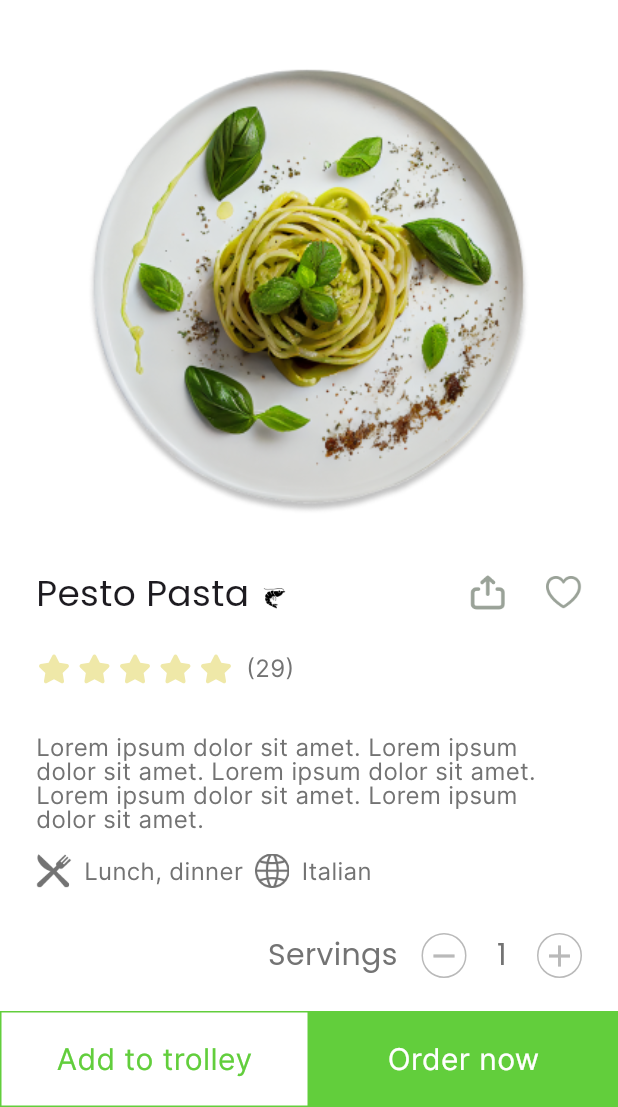
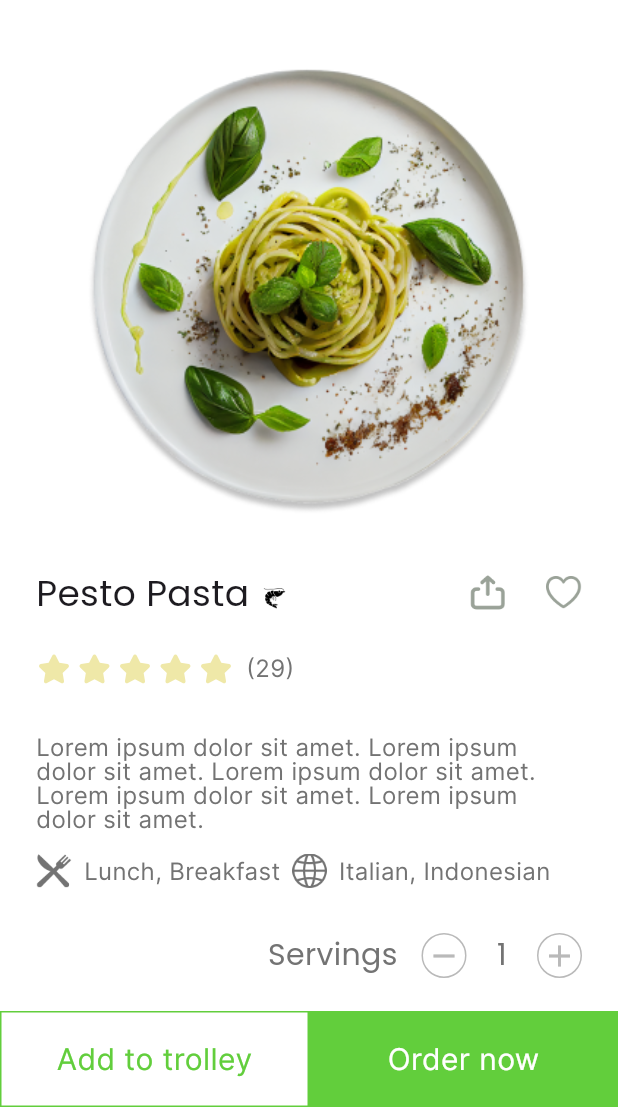
Before and after one commit to MargarethaNaibaho/freshly-dropped-mobile, a Flutter app: the screen it shows after launch, item 3 of the bottom bar chosen, after a tap on "Pesto Pasta", on a phone screen of 412 x 824 dp, the part 129-1236 px from its top. Run offline on Flutter 3.47's test engine with Material 3 defaults, Android fonts, the phone set to English and light mode, and no system bars; our stand-ins replace fluentui_icons, flutter_svg.

Commit message:
done making model for individual_recipe, home, and recipes screen

```diff
--- a/lib/base/botton_nav.dart
+++ b/lib/base/botton_nav.dart
@@ -1,4 +1,3 @@
-import 'package:fluentui_icons/fluentui_icons.dart';
 import 'package:flutter/material.dart';
 import 'package:flutter_svg/svg.dart';
 import 'package:freshy_food/styles/colors.dart';
--- /dev/null
+++ b/lib/modoels/recipe_detail_model.dart
@@ -0,0 +1,116 @@
+class RecipeDetailModel {
+  final int id;
+  final String name;
+  final int countUserStar;
+  final String urlImageThumbnail;
+  final String urlImageDetail;
+  final String description;
+  final List<String> countries;
+  final List<String> mealType;
+  final List<String> ingredients;
+  final List<String> nutritions;
+  final int calories;
+  final double rating;
+
+  RecipeDetailModel({
+    required this.id,
+    required this.name,
+    required this.countUserStar,
+    required this.urlImageThumbnail,
+    required this.urlImageDetail,
+    required this.description,
+    required this.countries,
+    required this.mealType,
+    required this.ingredients,
+    required this.nutritions,
+    required this.calories,
+    required this.rating
+  });
+
+  static List<RecipeDetailModel> recipes = [
+    RecipeDetailModel(
+      id: 1,
+      name: 'Pesto Pasta',
+      countUserStar: 29,
+      urlImageThumbnail: "assets/images/pesto_pasta.png",
+      urlImageDetail: "assets/images/pesto_pasta_detail.png",
+      description: "Lorem ipsum dolor sit amet. Lorem ipsum dolor sit amet. Lorem ipsum dolor sit amet. Lorem ipsum dolor sit amet. Lorem ipsum dolor sit amet.",
+      countries: ['Italian', 'Indonesian'],
+      mealType: ['Lunch', 'Breakfast'],
+      ingredients: ['100g spaghetti', '1 pinch of salt'],
+      nutritions: ['Fat', 'Protein', 'Vitamin A', 'Fiber'],
+      calories: 150,
+      rating: 4
+    ),
+    RecipeDetailModel(
+      id: 2,
+      name: 'Lobster Bisque',
+      countUserStar: 36,
+      urlImageThumbnail: "assets/images/lobster_bisque.png",
+      urlImageDetail: "assets/images/lobster_bisque.png",
+      description: "Lorem ipsum dolor sit amet. Lorem ipsum dolor sit amet. Lorem ipsum dolor sit amet. Lorem ipsum dolor sit amet. Lorem ipsum dolor sit amet.",
+      countries: ['Malaysian', 'Indonesian'],
+      mealType: ['Dinner'],
+      ingredients: ['100g spaghetti', '1 pinch of salt'],
+      nutritions: ['Fat', 'Protein', 'Vitamin A', 'Fiber'],
+      calories: 200,
+      rating: 4
+    ),
+    RecipeDetailModel(
+      id: 3,
+      name: 'Veggie Pizza',
+      countUserStar: 29,
+      urlImageThumbnail: "assets/images/veggie_pizza.png",
+      urlImageDetail: "assets/images/veggie_pizza.png",
+      description: "Lorem ipsum dolor sit amet. Lorem ipsum dolor sit amet. Lorem ipsum dolor sit amet. Lorem ipsum dolor sit amet. Lorem ipsum dolor sit amet.",
+      countries: ['UK', 'Indonesian'],
+      mealType: ['Lunch', 'Dinner', 'Brunch'],
+      ingredients: ['100g spaghetti', '1 pinch of salt'],
+      nutritions: ['Fat', 'Protein', 'Vitamin A', 'Fiber'],
+      calories: 300,
+      rating: 4
+    ),
+    RecipeDetailModel(
+      id: 4,
+      name: 'Chocolate Muffin',
+      countUserStar: 26,
+      urlImageThumbnail: "assets/images/chocolate_muffin.png",
+      urlImageDetail: "assets/images/chocolate_muffin.png",
+      description: "Lorem ipsum dolor sit amet. Lorem ipsum dolor sit amet. Lorem ipsum dolor sit amet. Lorem ipsum dolor sit amet. Lorem ipsum dolor sit amet.",
+      countries: ['American', 'Indonesian'],
+      mealType: ['Breakfast'],
+      ingredients: ['100g spaghetti', '1 pinch of salt'],
+      nutritions: ['Fat', 'Protein', 'Vitamin A', 'Fiber'],
+      calories: 250,
+      rating: 4
+    ),
+    RecipeDetailModel(
+      id: 5,
+      name: 'Capresse Salad',
+      countUserStar: 29,
+      urlImageThumbnail: "assets/images/caprese_salad.png",
+      urlImageDetail: "assets/images/caprese_salad.png",
+      description: "Lorem ipsum dolor sit amet. Lorem ipsum dolor sit amet. Lorem ipsum dolor sit amet. Lorem ipsum dolor sit amet. Lorem ipsum dolor sit amet.",
+      countries: ['Sweden', 'Indonesian'],
+      mealType: ['Lunch', 'Dinner'],
+      ingredients: ['100g spaghetti', '1 pinch of salt'],
+      nutritions: ['Fat', 'Protein', 'Vitamin A', 'Fiber'],
+      calories: 50,
+      rating: 4
+    ),
+    RecipeDetailModel(
+      id: 6,
+      name: 'Pomodoro Pasta',
+      countUserStar: 39,
+      urlImageThumbnail: "assets/images/pesto_pasta_detail.png",
+      urlImageDetail: "assets/images/pesto_pasta_detail.png",
+      description: "Lorem ipsum dolor sit amet. Lorem ipsum dolor sit amet. Lorem ipsum dolor sit amet. Lorem ipsum dolor sit amet. Lorem ipsum dolor sit amet.",
+      countries: ['French', 'Indonesian'],
+      mealType: ['Lunch'],
+      ingredients: ['100g spaghetti', '1 pinch of salt'],
+      nutritions: ['Fat', 'Protein', 'Vitamin A', 'Fiber'],
+      calories: 100,
+      rating: 4
+    ),
+  ];
+}
--- a/lib/screens/recipes/individual_recipes_screen.dart
+++ b/lib/screens/recipes/individual_recipes_screen.dart
@@ -1,13 +1,14 @@
 import 'package:fluentui_icons/fluentui_icons.dart';
 import 'package:flutter/material.dart';
+import 'package:freshy_food/modoels/recipe_detail_model.dart';
 import 'package:freshy_food/styles/colors.dart';
 import 'package:freshy_food/styles/path/image_path.dart';
 import 'package:freshy_food/styles/text_styles.dart';
 import 'package:freshy_food/widgets/app_bar_green.dart';
 
 class IndividualRecipesScreen extends StatefulWidget {
-  const IndividualRecipesScreen({super.key, required this.recipe});
-  final Map<String, dynamic> recipe;
+  const IndividualRecipesScreen({super.key, required this.id});
+  final int id;
 
   @override
   State<IndividualRecipesScreen> createState() => _IndividualRecipesScreenState();
@@ -17,6 +18,12 @@ class _IndividualRecipesScreenState extends State<IndividualRecipesScreen> {
   final FocusNode focusNode = FocusNode();
   int _counter = 1;
   bool _isChecked = false;
+
+  late RecipeDetailModel recipe;
+  String nutritionsText = '';
+  String recipeName = '';
+  String countriesText = '';
+  String mealTypesText = '';
 
   void _incrementCounter(){
     setState(() {
@@ -30,6 +37,24 @@ class _IndividualRecipesScreenState extends State<IndividualRecipesScreen> {
         _counter--;
       }
     });
+  }
+
+  @override
+  void initState() {
+    super.initState();
+    recipe = RecipeDetailModel.recipes.firstWhere((r) => r.id == widget.id);
+
+    nutritionsText = recipe.nutritions.join(', ');
+    countriesText = recipe.countries.join(', ');
+    mealTypesText = recipe.mealType.join(', ');
+
+    if(nutritionsText.length > 20){
+      nutritionsText = '${nutritionsText.substring(0, 20)}...';
+    }
+
+    if(recipe.name.length > 20){
+      recipeName = '${recipe.name.substring(0, 20)}...';
+    }
   }
 
   @override
@@ -57,7 +82,7 @@ class _IndividualRecipesScreenState extends State<IndividualRecipesScreen> {
               crossAxisAlignment: CrossAxisAlignment.start,
               children: [
                 const SizedBox(height: 32,),
-                Center(child: Image(image: AssetImage(widget.recipe['imageDetailPath']), height: 334,)),
+                Center(child: Image(image: AssetImage(recipe.urlImageDetail), height: 334,)),
                 const SizedBox(height: 12,),
                 Row(
                   mainAxisAlignment: MainAxisAlignment.spaceBetween,
@@ -65,7 +90,7 @@ class _IndividualRecipesScreenState extends State<IndividualRecipesScreen> {
                     Row(
                       crossAxisAlignment: CrossAxisAlignment.end,
                       children: [
-                        Text(widget.recipe['name'], style: TextStyles.titleStyle1,),
+                        Text(recipe.name, style: TextStyles.titleStyle1,),
                         const SizedBox(width: 9,),
                         SizedBox(
                           height: 26,
@@ -102,11 +127,11 @@ class _IndividualRecipesScreenState extends State<IndividualRecipesScreen> {
                       ],
                     ),
                     const SizedBox(width: 8,),
-                    Text("(${widget.recipe['countUserStar']})", style: TextStyle(fontSize: 16, color: CustomColors.primaryGrey),)
+                    Text("(${recipe.countUserStar})", style: TextStyle(fontSize: 16, color: CustomColors.primaryGrey),)
                   ],
                 ),
                 const SizedBox(height: 32,),
-                Text("Lorem ipsum dolor sit amet. Lorem ipsum dolor sit amet. Lorem ipsum dolor sit amet. Lorem ipsum dolor sit amet. Lorem ipsum dolor sit amet.", style: TextStyles.descriptionStyle1),
+                Text(recipe.description, style: TextStyles.descriptionStyle1),
                 const SizedBox(height: 15,),
                 Row(
                   children: [
@@ -115,7 +140,7 @@ class _IndividualRecipesScreenState extends State<IndividualRecipesScreen> {
                       crossAxisAlignment: WrapCrossAlignment.center,
                       children: [
                         Image.asset(ImagePath.knifeFork, height: 23,),
-                        Text("Lunch, dinner", style: TextStyles.descriptionStyle1,),
+                        Text(mealTypesText, style: TextStyles.descriptionStyle1,),
                       ],
                     ),
                     const SizedBox(width: 8,),
@@ -124,7 +149,7 @@ class _IndividualRecipesScreenState extends State<IndividualRecipesScreen> {
                       crossAxisAlignment: WrapCrossAlignment.center,
                       children: [
                         Image.asset(ImagePath.globe, height: 23,),
-                        Text("Italian", style: TextStyles.descriptionStyle1,),
+                        Text(countriesText, style: TextStyles.descriptionStyle1,),
                       ],
                     ),
                   ],
@@ -196,12 +221,17 @@ class _IndividualRecipesScreenState extends State<IndividualRecipesScreen> {
                   ],
                 ),
                 const SizedBox(height: 10,),
+                Column(
+                  crossAxisAlignment: CrossAxisAlignment.start  ,
+                  children: [
+                    for(var ingredient in recipe.ingredients)
                       Row(
                         mainAxisSize: MainAxisSize.min,
                         mainAxisAlignment: MainAxisAlignment.start,
                         children: [
                           SizedBox(
                             width: 24,
+                            height: 30,
                             child: Checkbox(
                               value: _isChecked,
                               onChanged: (bool? newValue){
@@ -220,7 +250,9 @@ class _IndividualRecipesScreenState extends State<IndividualRecipesScreen> {
                           ),
                           Container(
                             padding: const EdgeInsets.only(left: 8),
-                      child: Text("100g spaghetti", style: TextStyles.descriptionStyle1,)),
+                            child: Text(ingredient, style: TextStyles.descriptionStyle1,)),
+                        ],
+                      ),
                   ],
                 ),
               ],
--- a/lib/screens/recipes_screen.dart
+++ b/lib/screens/recipes_screen.dart
@@ -1,5 +1,6 @@
 import 'package:flutter/material.dart';
 import 'package:freshy_food/base/botton_nav.dart';
+import 'package:freshy_food/modoels/recipe_overview_model.dart';
 import 'package:freshy_food/widgets/app_bar_green.dart';
 import 'package:freshy_food/widgets/single_card_half_recipe.dart';
 
@@ -12,36 +13,6 @@ class RecipesScreen extends StatefulWidget {
 
 class _RecipesScreenState extends State<RecipesScreen>{
   final FocusNode focusNode = FocusNode();
-
-  final List<Map<String, dynamic>> hottestRecipes = const [
-    {
-      'id': 1,
-      'name': 'Pesto Pasta',
-      'calories': 150,
-      'countUserStar': 29,
-      'ingredients': ['Wheat', 'Basil', 'Pine nuts', 'Cheese'],
-      'imagePath': "assets/images/pesto_pasta.png",
-      'imageDetailPath': "assets/images/pesto_pasta_detail.png"
-    },
-    {
-      'id': 2,
-      'name': 'Lorem Ipsum',
-      'calories': 150,
-      'countUserStar': 29,
-      'ingredients': ['Lorem', 'Ipsum', 'Dolor'],
-      'imagePath': "assets/images/pesto_pasta.png",
-      'imageDetailPath': "assets/images/pesto_pasta_detail.png",
-    },
-    {
-      'id': 3,
-      'name': 'Lorem Syay',
-      'calories': 150,
-      'countUserStar': 29,
-      'ingredients': ['Lorem', 'Ipsum', 'Dolor'],
-      'imagePath': "assets/images/pesto_pasta.png",
-      'imageDetailPath': "assets/images/pesto_pasta_detail.png"
-    },
-  ];
 
   @override
   void dispose(){
@@ -63,26 +34,34 @@ class _RecipesScreenState extends State<RecipesScreen>{
       body: ListView(
         padding: const EdgeInsets.symmetric(horizontal: 24, vertical: 32),
         children: [
-          Column(
-            crossAxisAlignment: CrossAxisAlignment.start,
+          Wrap(
+            spacing: 19,
+            runSpacing: 24,
             children: [
-              Row(
-                mainAxisAlignment: MainAxisAlignment.start,
-                children: [
-                  SingleCardHalfRecipe(hottestRecipe: hottestRecipes[0], isSvg: true,),
-                  const SizedBox(width: 19,),
-                  SingleCardHalfRecipe(hottestRecipe: hottestRecipes[1], isSvg: true,)
-                ],
-              ),
-              const SizedBox(height: 24,),
-              Row(
-                mainAxisAlignment: MainAxisAlignment.start,
-                children: [
-                  SingleCardHalfRecipe(hottestRecipe: hottestRecipes[0], isSvg: true,),
-                ],
-              ),
+              for(var recipe in RecipeOverviewModel.recipes)
+                SingleCardHalfRecipe(hottestRecipe: recipe, isSvg: true,),
             ],
           )
+          // Column(
+          //   crossAxisAlignment: CrossAxisAlignment.start,
+          //   children: [
+          //     Row(
+          //       mainAxisAlignment: MainAxisAlignment.start,
+          //       children: [
+          //         SingleCardHalfRecipe(hottestRecipe: hottestRecipes[0], isSvg: true,),
+          //         const SizedBox(width: 19,),
+          //         SingleCardHalfRecipe(hottestRecipe: hottestRecipes[1], isSvg: true,)
+          //       ],
+          //     ),
+          //     const SizedBox(height: 24,),
+          //     Row(
+          //       mainAxisAlignment: MainAxisAlignment.start,
+          //       children: [
+          //         SingleCardHalfRecipe(hottestRecipe: hottestRecipes[0], isSvg: true,),
+          //       ],
+          //     ),
+          //   ],
+          // )
         ],
       ),
     );
--- a/lib/widgets/single_card_half_recipe.dart
+++ b/lib/widgets/single_card_half_recipe.dart
@@ -1,23 +1,34 @@
 import 'package:fluentui_icons/fluentui_icons.dart';
 import 'package:flutter/material.dart';
+import 'package:freshy_food/modoels/recipe_overview_model.dart';
 import 'package:freshy_food/screens/recipes/individual_recipes_screen.dart';
 import 'package:freshy_food/styles/colors.dart';
 import 'package:freshy_food/styles/path/image_path.dart';
 
 class SingleCardHalfRecipe extends StatelessWidget {
   const SingleCardHalfRecipe({super.key, required this.hottestRecipe, this.isSvg = false});
-  final Map<String, dynamic> hottestRecipe;
+  final RecipeOverviewModel hottestRecipe;
   final bool isSvg;
 
   @override
   Widget build(BuildContext context) {
     double widthForCard = MediaQuery.of(context).size.width / 2 - 36;
+    String nutritionsText = hottestRecipe.nutritions.join(', ');
+    String recipeName = hottestRecipe.name;
+
+    if(nutritionsText.length > 20){
+      nutritionsText = '${nutritionsText.substring(0, 20)}...';
+    }
+
+    if(hottestRecipe.name.length > 12){
+      recipeName = '${hottestRecipe.name.substring(0, 12)}...';
+    }
 
     return GestureDetector(
       onTap: (){
         Navigator.push(
           context,
-          MaterialPageRoute(builder: (context) => IndividualRecipesScreen(recipe: hottestRecipe,)));
+          MaterialPageRoute(builder: (context) => IndividualRecipesScreen(id: hottestRecipe.id,)));
       },
       child: Container(
         width: widthForCard,
@@ -39,7 +50,7 @@ class SingleCardHalfRecipe extends StatelessWidget {
                 child: Container(
                     decoration: BoxDecoration(
                     image: DecorationImage(
-                      image: AssetImage(hottestRecipe['imagePath']),
+                      image: AssetImage(hottestRecipe.urlImageThumbnail),
                       fit: BoxFit.cover //ini supaya ikutin width height si container parent yg bungkus ini
                     ),
                   ),
@@ -55,7 +66,7 @@ class SingleCardHalfRecipe extends StatelessWidget {
                     Row(
                       mainAxisAlignment: MainAxisAlignment.spaceBetween,
                       children: [
-                        Text("Pesto Pasta", style: TextStyle(fontWeight: FontWeight.w500, fontSize: 14),),
+                        Text(recipeName, style: TextStyle(fontWeight: FontWeight.w500, fontSize: 14),),
                         Row(
                           children: [
                             Image.asset(ImagePath.chili, width: 16,),
@@ -64,7 +75,7 @@ class SingleCardHalfRecipe extends StatelessWidget {
                         )
                       ],
                     ),
-                    Text("Wheat, Basil, Pine nuts, Cheese", style: TextStyle(fontWeight: FontWeight.w300, fontSize: 11, fontStyle: FontStyle.italic, color: CustomColors.lighGrey2),),
+                    Text(nutritionsText, style: TextStyle(fontWeight: FontWeight.w300, fontSize: 11, fontStyle: FontStyle.italic, color: CustomColors.lighGrey2),),
                     Row(
                       mainAxisAlignment: MainAxisAlignment.spaceBetween,
                       children: [
@@ -79,10 +90,10 @@ class SingleCardHalfRecipe extends StatelessWidget {
                                 Icon(FluentSystemIcons.ic_fluent_star_half_filled, color: CustomColors.starGray, size: 12,),
                               ],
                             ),
-                            Text("(29)",  style: TextStyle(fontWeight: FontWeight.w300, fontSize: 11, fontStyle: FontStyle.italic, color: CustomColors.lighGrey2),)
+                            Text("(${hottestRecipe.countUserStar})",  style: TextStyle(fontWeight: FontWeight.w300, fontSize: 11, fontStyle: FontStyle.italic, color: CustomColors.lighGrey2),)
                           ],
                         ),
-                        Text("150 kcal${isSvg ? "/svg" : ""}", style: TextStyle(fontWeight: FontWeight.w300, fontSize: 11),),
+                        Text("${hottestRecipe.calories} kcal${isSvg ? "/svg" : ""}", style: TextStyle(fontWeight: FontWeight.w300, fontSize: 11),),
                       ],
                     ),
                     const SizedBox(height: 9,)
```
Also changed, not shown: lib/modoels/recipe_overview_model.dart (added, +84 -0 lines), lib/screens/home_screen.dart (+5 -21 lines). Lines whose indentation alone changed are shown as unchanged.
